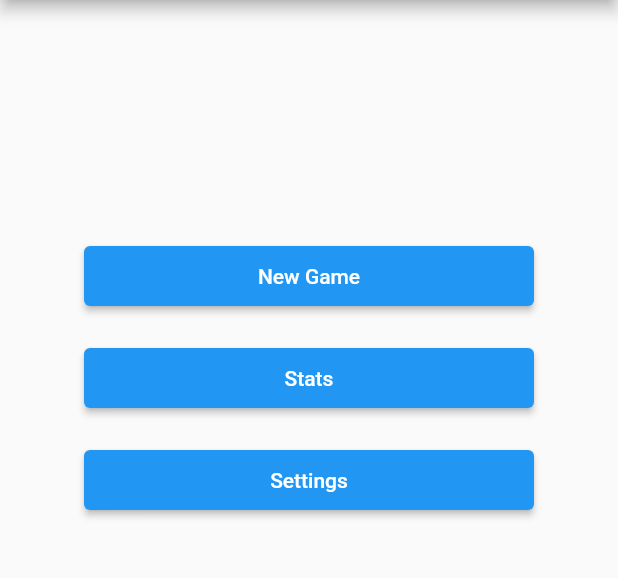
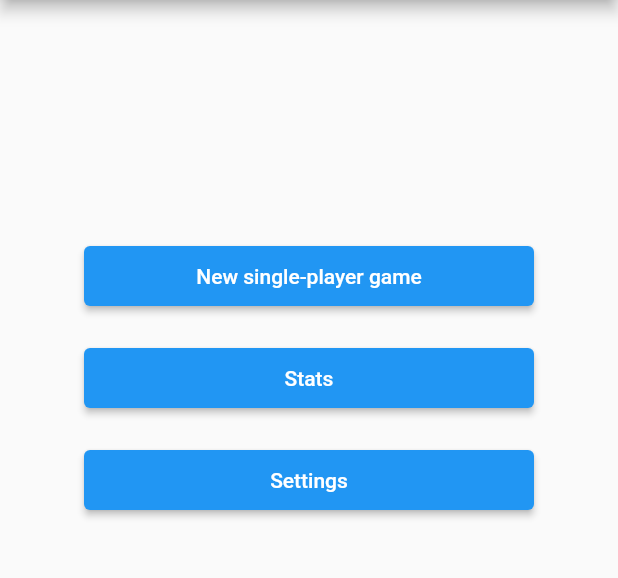
Before and after one commit to emberal/tic_tac_toe_upgraded, a Flutter app: the screen it shows after launch, on a phone screen of 412 x 824 dp, the part 84-662 px from its top. Run offline on Flutter 3.47's test engine with Material 2 defaults, Android fonts, the phone set to English and light mode, and no system bars; our stand-ins replace settings_ui, shared_preferences.

Commit message:
Started implementing settings ui, added different titles to each page, minor changes and preparations

```diff
--- a/lib/game/game.dart
+++ b/lib/game/game.dart
@@ -42,6 +42,7 @@ class _GamePageState extends State<GamePage> {
     if (index != -1 &&
         p != _board[index].player &&
         _board[index].value < value) {
+
       setState(() {
         _board[index].value = value;
         _board[index].player = p;
@@ -173,6 +174,7 @@ class _GamePageState extends State<GamePage> {
   @override
   Widget build(BuildContext context) {
     return Layout(
+      title: "Single-player game",
       body: Column(
         children: [
           Expanded(
--- a/lib/main.dart
+++ b/lib/main.dart
@@ -20,6 +20,9 @@ class MyApp extends StatelessWidget {
       debugShowCheckedModeBanner: false,
       theme: ThemeData(
         primarySwatch: Colors.blue, // Primary app colour
+      ),
+      darkTheme: ThemeData(
+        // TODO
       ),
       initialRoute: "/",
       routes: {
@@ -46,7 +49,9 @@ class _MyHomePageState extends State<MyHomePage> {
       body: Center(
         child: Menu(
           menus: [
-            {"page": "/game", "text": "New Game"},
+            {"page": "/game", "text": "New single-player game"},
+            // {"page": "null", "text": "New local multiplayer game"}, // TODO
+            // {"page": "null", "text": "New multiplayer game"}, // TODO
             {"page": "/stats", "text": "Stats"},
             {"page": "/settings", "text": "Settings"},
           ],
--- a/lib/stats.dart
+++ b/lib/stats.dart
@@ -33,6 +33,7 @@ class _StatsPageState extends State<StatsPage> {
   @override
   Widget build(BuildContext context) {
     return Layout(
+      title: "Stats",
       body: Container(
         width: double.infinity,
         child: Column(
--- a/pubspec.yaml
+++ b/pubspec.yaml
@@ -30,6 +30,7 @@ dependencies:
   flutter:
     sdk: flutter
   shared_preferences: ">=2.0.15" # Local-storage
+  settings_ui: ">=2.0.2"
 
 
   # The following adds the Cupertino Icons font to your application.
```
Also changed, not shown: lib/settings.dart (+33 -2 lines), pubspec.lock.
